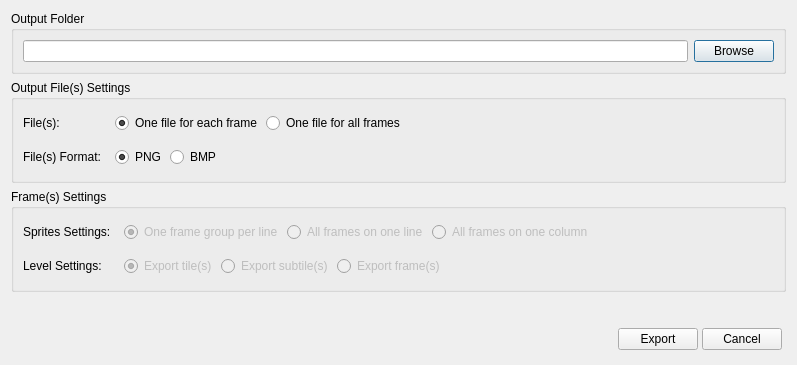
Qt form source/exportdialog.ui (diasurgical/d1-graphics-tool) before a commit.
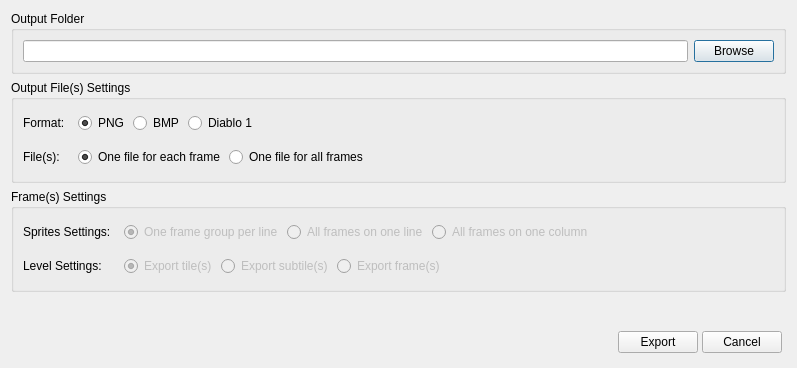
The same form after that commit.

What changed in the file:
```diff
--- a/source/exportdialog.ui
+++ b/source/exportdialog.ui
@@ -7,7 +7,7 @@
     <x>0</x>
     <y>0</y>
     <width>797</width>
-    <height>365</height>
+    <height>368</height>
    </rect>
   </property>
   <property name="minimumSize">
@@ -76,26 +76,7 @@
       <string>Output File(s) Settings</string>
      </property>
      <layout class="QGridLayout" name="gridLayout">
-      <item row="0" column="0">
-       <widget class="QLabel" name="outputFilesLabel">
-        <property name="minimumSize">
-         <size>
-          <width>0</width>
-          <height>0</height>
-         </size>
-        </property>
-        <property name="maximumSize">
-         <size>
-          <width>16777215</width>
-          <height>16777215</height>
-         </size>
-        </property>
-        <property name="text">
-         <string>File(s): </string>
-        </property>
-       </widget>
-      </item>
-      <item row="0" column="1">
+      <item row="0" column="2">
        <widget class="QWidget" name="filesSettingWidget" native="true">
         <property name="enabled">
          <bool>true</bool>
@@ -117,109 +98,6 @@
           <number>4</number>
          </property>
          <item>
-          <widget class="QRadioButton" name="oneFileForEachFrameRadioButton">
-           <property name="minimumSize">
-            <size>
-             <width>0</width>
-             <height>0</height>
-            </size>
-           </property>
-           <property name="maximumSize">
-            <size>
-             <width>16777215</width>
-             <height>16777215</height>
-            </size>
-           </property>
-           <property name="text">
-            <string>One file for each frame</string>
-           </property>
-           <property name="checked">
-            <bool>true</bool>
-           </property>
-           <attribute name="buttonGroup">
-            <string notr="true">outputFilesButtonGroup</string>
-           </attribute>
-          </widget>
-         </item>
-         <item>
-          <widget class="QRadioButton" name="oneFileForAllFramesRadioButton">
-           <property name="minimumSize">
-            <size>
-             <width>0</width>
-             <height>0</height>
-            </size>
-           </property>
-           <property name="maximumSize">
-            <size>
-             <width>16777215</width>
-             <height>16777215</height>
-            </size>
-           </property>
-           <property name="text">
-            <string>One file for all frames</string>
-           </property>
-           <property name="checked">
-            <bool>false</bool>
-           </property>
-           <attribute name="buttonGroup">
-            <string notr="true">outputFilesButtonGroup</string>
-           </attribute>
-          </widget>
-         </item>
-         <item>
-          <spacer name="filesHorizontalSpacer">
-           <property name="orientation">
-            <enum>Qt::Horizontal</enum>
-           </property>
-           <property name="sizeHint" stdset="0">
-            <size>
-             <width>40</width>
-             <height>20</height>
-            </size>
-           </property>
-          </spacer>
-         </item>
-        </layout>
-       </widget>
-      </item>
-      <item row="1" column="0">
-       <widget class="QLabel" name="outputFilesSettingsLabel">
-        <property name="minimumSize">
-         <size>
-          <width>0</width>
-          <height>0</height>
-         </size>
-        </property>
-        <property name="maximumSize">
-         <size>
-          <width>16777215</width>
-          <height>16777215</height>
-         </size>
-        </property>
-        <property name="text">
-         <string>File(s) Format: </string>
-        </property>
-       </widget>
-      </item>
-      <item row="1" column="1">
-       <widget class="QWidget" name="filesFormatWidget" native="true">
-        <layout class="QHBoxLayout" name="horizontalLayout_6">
-         <property name="spacing">
-          <number>4</number>
-         </property>
-         <property name="leftMargin">
-          <number>4</number>
-         </property>
-         <property name="topMargin">
-          <number>4</number>
-         </property>
-         <property name="rightMargin">
-          <number>4</number>
-         </property>
-         <property name="bottomMargin">
-          <number>4</number>
-         </property>
-         <item>
           <widget class="QRadioButton" name="pngRadioButton">
            <property name="minimumSize">
             <size>
@@ -267,6 +145,100 @@
           </widget>
          </item>
          <item>
+          <widget class="QRadioButton" name="diabloButton">
+           <property name="text">
+            <string>Diablo 1</string>
+           </property>
+           <attribute name="buttonGroup">
+            <string notr="true">outputFilesFormatButtonGroup</string>
+           </attribute>
+          </widget>
+         </item>
+         <item>
+          <spacer name="filesHorizontalSpacer">
+           <property name="orientation">
+            <enum>Qt::Horizontal</enum>
+           </property>
+           <property name="sizeHint" stdset="0">
+            <size>
+             <width>40</width>
+             <height>20</height>
+            </size>
+           </property>
+          </spacer>
+         </item>
+        </layout>
+       </widget>
+      </item>
+      <item row="1" column="2">
+       <widget class="QWidget" name="filesFormatWidget" native="true">
+        <layout class="QHBoxLayout" name="horizontalLayout_6">
+         <property name="spacing">
+          <number>4</number>
+         </property>
+         <property name="leftMargin">
+          <number>4</number>
+         </property>
+         <property name="topMargin">
+          <number>4</number>
+         </property>
+         <property name="rightMargin">
+          <number>4</number>
+         </property>
+         <property name="bottomMargin">
+          <number>4</number>
+         </property>
+         <item>
+          <widget class="QRadioButton" name="oneFileForEachFrameRadioButton">
+           <property name="minimumSize">
+            <size>
+             <width>0</width>
+             <height>0</height>
+            </size>
+           </property>
+           <property name="maximumSize">
+            <size>
+             <width>16777215</width>
+             <height>16777215</height>
+            </size>
+           </property>
+           <property name="text">
+            <string>One file for each frame</string>
+           </property>
+           <property name="checked">
+            <bool>true</bool>
+           </property>
+           <attribute name="buttonGroup">
+            <string notr="true">outputFilesButtonGroup</string>
+           </attribute>
+          </widget>
+         </item>
+         <item>
+          <widget class="QRadioButton" name="oneFileForAllFramesRadioButton">
+           <property name="minimumSize">
+            <size>
+             <width>0</width>
+             <height>0</height>
+            </size>
+           </property>
+           <property name="maximumSize">
+            <size>
+             <width>16777215</width>
+             <height>16777215</height>
+            </size>
+           </property>
+           <property name="text">
+            <string>One file for all frames</string>
+           </property>
+           <property name="checked">
+            <bool>false</bool>
+           </property>
+           <attribute name="buttonGroup">
+            <string notr="true">outputFilesButtonGroup</string>
+           </attribute>
+          </widget>
+         </item>
+         <item>
           <spacer name="filesFormatHorizontalSpacer">
            <property name="orientation">
             <enum>Qt::Horizontal</enum>
@@ -282,6 +254,44 @@
         </layout>
        </widget>
       </item>
+      <item row="0" column="0">
+       <widget class="QLabel" name="outputFilesSettingsLabel">
+        <property name="minimumSize">
+         <size>
+          <width>0</width>
+          <height>0</height>
+         </size>
+        </property>
+        <property name="maximumSize">
+         <size>
+          <width>16777215</width>
+          <height>16777215</height>
+         </size>
+        </property>
+        <property name="text">
+         <string>Format: </string>
+        </property>
+       </widget>
+      </item>
+      <item row="1" column="0">
+       <widget class="QLabel" name="outputFilesLabel">
+        <property name="minimumSize">
+         <size>
+          <width>0</width>
+          <height>0</height>
+         </size>
+        </property>
+        <property name="maximumSize">
+         <size>
+          <width>16777215</width>
+          <height>16777215</height>
+         </size>
+        </property>
+        <property name="text">
+         <string>File(s): </string>
+        </property>
+       </widget>
+      </item>
      </layout>
     </widget>
    </item>
```
Left out of the diff: 4 changed lines with no effect on the pictures.
